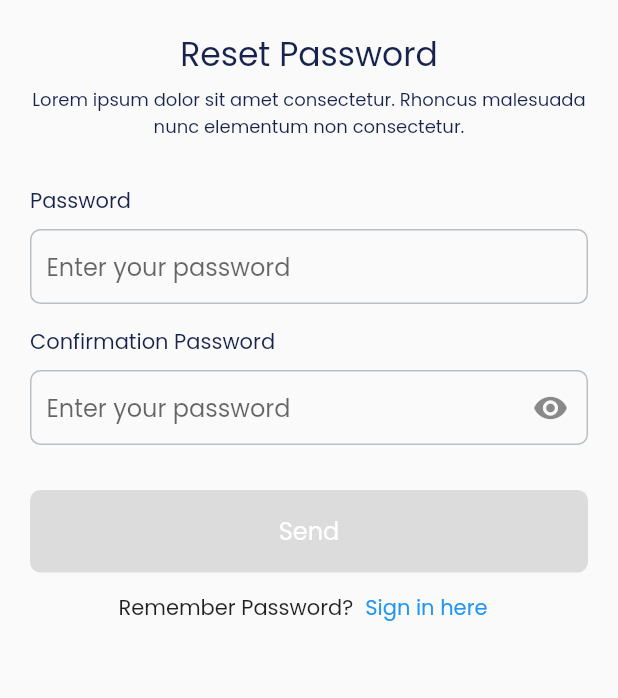
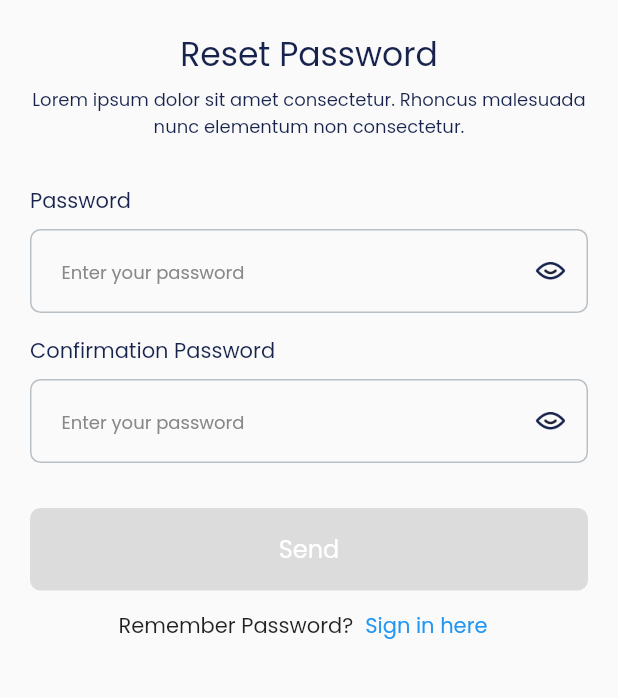
Before and after one commit to dimaspradipta19/mytradeasia, a Flutter app: the ResetPasswordScreen screen opened directly, on a phone screen of 412 x 824 dp, the part 239-937 px from its top. Run offline on Flutter 3.47's test engine with Material 2 defaults, Android fonts, the phone set to English and light mode, and no system bars; our stand-ins replace firebase_auth, firebase_core, sqflite; accounts and stored records are empty.

Commit message:
update obscure text & verif screen

```diff
--- a/lib/utils/theme.dart
+++ b/lib/utils/theme.dart
@@ -34,5 +34,7 @@ const TextStyle text16 =
     TextStyle(fontFamily: 'Poppins', fontSize: 16, color: primaryColor);
 const TextStyle text18 =
     TextStyle(fontFamily: 'Poppins', fontSize: 18, color: primaryColor);
+const TextStyle text20 =
+    TextStyle(fontFamily: 'Poppins', fontSize: 20, color: primaryColor);
 const TextStyle text22 =
     TextStyle(fontFamily: 'Poppins', fontSize: 22, color: primaryColor);
--- a/lib/view/auth/reset_password_screen.dart
+++ b/lib/view/auth/reset_password_screen.dart
@@ -1,9 +1,8 @@
 import 'package:flutter/material.dart';
-
+import 'package:mytradeasia/widget/dialog_reset_password_widget.dart';
 
 import '../../modelview/provider/db_manager.dart';
 import '../../utils/theme.dart';
-import '../menu/home_screen.dart';
 import 'login_screen.dart';
 
 class ResetPasswordScreen extends StatefulWidget {
@@ -12,7 +11,6 @@ class ResetPasswordScreen extends StatefulWidget {
   @override
   State<ResetPasswordScreen> createState() => _ResetPasswordScreenState();
 }
-
 
 class _ResetPasswordScreenState extends State<ResetPasswordScreen> {
   final TextEditingController _oldPasswordController = TextEditingController();
@@ -26,6 +24,9 @@ final TextEditingController _newPasswordController = TextEditingController();
   }
 
   DbManager manager = DbManager();
+
+  bool obscureText = true;
+  bool obscureTextConfirm = true;
 
   @override
   Widget build(BuildContext context) {
@@ -79,10 +80,27 @@ DbManager manager = DbManager();
                         ),
                       ),
                       child: TextFormField(
-                        decoration: const InputDecoration(
+                        obscureText: obscureText,
+                        decoration: InputDecoration(
                           hintText: "Enter your password",
-                            contentPadding: EdgeInsets.all(10.0),
-                            border: InputBorder.none),
+                          hintStyle: text12.copyWith(
+                              color: greyColor2, fontWeight: FontWeight.w400),
+                          contentPadding: const EdgeInsets.symmetric(
+                              horizontal: 20.0, vertical: 16.0),
+                          border: InputBorder.none,
+                          suffixIcon: IconButton(
+                            onPressed: () {
+                              setState(() {
+                                obscureText = !obscureText;
+                              });
+                            },
+                            icon: Image.asset(
+                              "assets/images/icon_eye_close.png",
+                              width: 24.0,
+                              height: 24.0,
+                            ),
+                          ),
+                        ),
                         controller: _oldPasswordController,
                       ),
                     ),
@@ -101,14 +119,25 @@ DbManager manager = DbManager();
                         ),
                       ),
                       child: TextFormField(
+                        obscureText: obscureTextConfirm,
                         decoration: InputDecoration(
                           hintText: "Enter your password",
-                          contentPadding: const EdgeInsets.only(
-                              left: 10.0, right: 10.0, top: 12.0),
+                          hintStyle: text12.copyWith(
+                              color: greyColor2, fontWeight: FontWeight.w400),
+                          contentPadding: const EdgeInsets.symmetric(
+                              horizontal: 20.0, vertical: 16.0),
                           border: InputBorder.none,
                           suffixIcon: IconButton(
-                            onPressed: () {},
-                            icon: const Icon(Icons.remove_red_eye),
+                            onPressed: () {
+                              setState(() {
+                                obscureTextConfirm = !obscureTextConfirm;
+                              });
+                            },
+                            icon: Image.asset(
+                              "assets/images/icon_eye_close.png",
+                              width: 24.0,
+                              height: 24.0,
+                            ),
                           ),
                         ),
                         controller: _newPasswordController,
@@ -136,15 +165,13 @@ DbManager manager = DbManager();
                         ),
                         onPressed: () {
                           print(_oldPasswordController.text);
-                          Navigator.push(
-                            context,
-                            MaterialPageRoute(
+
+                          showDialog(
+                            barrierDismissible: false,
+                            context: context,
                             builder: (context) {
-                                return HomeScreen(
-                                  // manager: manager,
-                                );
+                              return const ResetPasswordDialogWidget();
                             },
-                            ),
                           );
                         },
                         child: Text(
@@ -174,9 +201,6 @@ DbManager manager = DbManager();
                   const Text("Remember Password?"),
                   TextButton(
                     onPressed: () {
-                      const snackbar =
-                          SnackBar(content: Text("Berhasil Registrasi"));
-                      ScaffoldMessenger.of(context).showSnackBar(snackbar);
                       Navigator.push(
                         context,
                         MaterialPageRoute(
```
Also changed, not shown: lib/view/auth/forgot_password_screen.dart (+5 -3 lines), lib/widget/dialog_reset_password_widget.dart (added, +66 -0 lines), assets/images/icon_eye_close.png (added), assets/images/icon_sukses_reset_password.png (added). Lines whose indentation alone changed are shown as unchanged.
